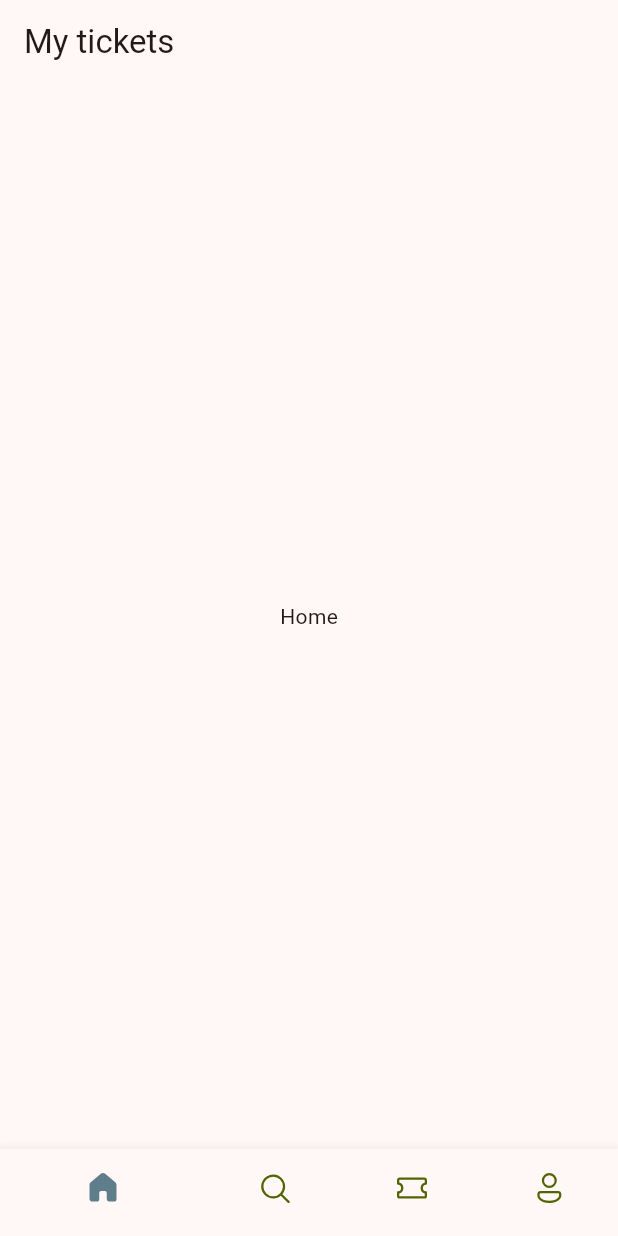
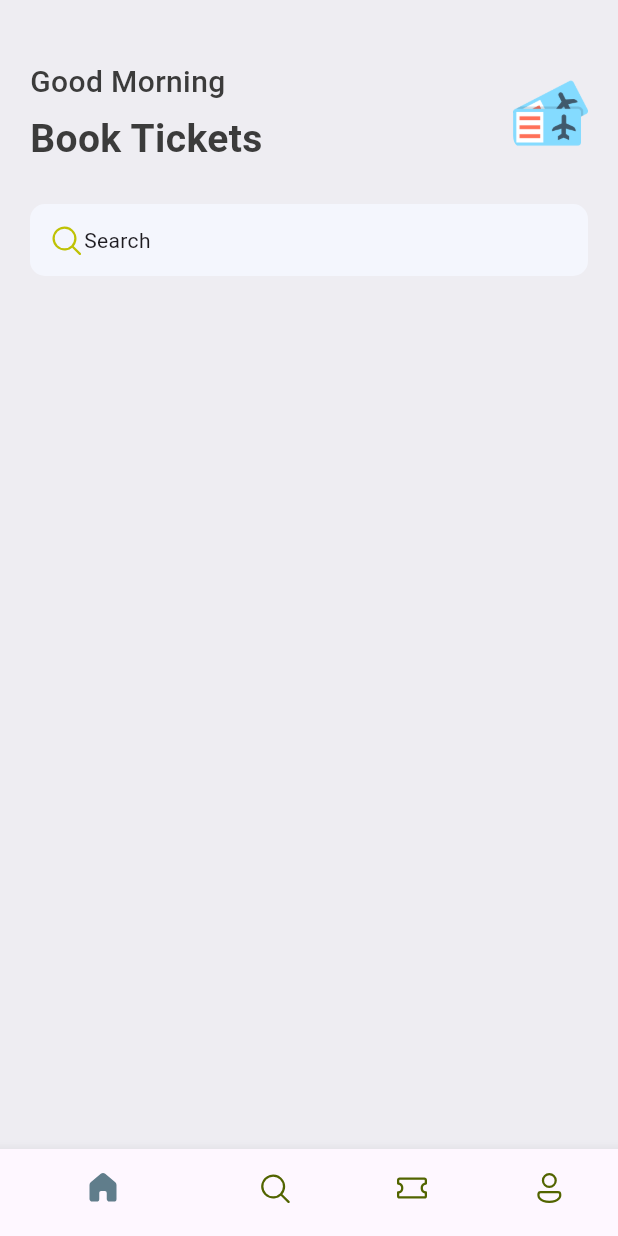
Before and after one commit to hnglmiee/my-ticket-app, a Flutter app: the screen it shows after launch, on a phone screen of 412 x 824 dp. Run offline on Flutter 3.47's test engine with Material 3 defaults, Android fonts, the phone set to English and light mode, and no system bars; our stand-ins replace fluentui_icons.

Commit message:
add assets + theme + finish header

```diff
--- a/lib/base/bottom_nav_bar.dart
+++ b/lib/base/bottom_nav_bar.dart
@@ -1,6 +1,6 @@
 import 'package:fluentui_icons/fluentui_icons.dart';
-import 'package:flutter/cupertino.dart';
 import 'package:flutter/material.dart';
+import 'package:ticket_app/screens/home_screen.dart';
 
 class BottomNavBar extends StatefulWidget {
   const BottomNavBar({super.key});
@@ -13,8 +13,8 @@ class _BottomNavBarState extends State<BottomNavBar> {
   // Add index to navbar bottom
   // List is iterated using index
   final appScreens = [
-    const Center(child: Text("Home")), // Widget
-    const Center(child: Text("Search")),
+    const HomeScreen(), // import home_screen
+    const Center(child: Text("Search")), // Widget
     const Center(child: Text("Ticket")),
     const Center(child: Text("Profile")),
   ];
@@ -24,7 +24,8 @@ class _BottomNavBarState extends State<BottomNavBar> {
 
   // Method to loop through indexes
   void _onItemTapped(int i) {
-    setState(() { // ko set state thì mỗi lần chọn index dưới navbar bottom phải reload lại
+    setState(() {
+      // ko set state thì mỗi lần chọn index dưới navbar bottom phải reload lại
       _selectedIndex = i;
     });
 
@@ -35,11 +36,13 @@ class _BottomNavBarState extends State<BottomNavBar> {
   @override
   Widget build(BuildContext context) {
     return Scaffold(
-      appBar: AppBar(title: const Text("My tickets")),
+      // appBar: AppBar(title: const Text("My tickets")),
       body: appScreens[_selectedIndex],
       bottomNavigationBar: BottomNavigationBar(
-        currentIndex: _selectedIndex, // Nói cho biết là đang chọn cái nào để bold lên khi đc clicked
-        onTap: _onItemTapped, // onClick
+        currentIndex: _selectedIndex,
+        // Nói cho biết là đang chọn cái nào để bold lên khi đc clicked
+        onTap: _onItemTapped,
+        // onClick
         selectedItemColor: Colors.blueGrey,
         unselectedItemColor: const Color(0xFF526400),
         showSelectedLabels: false,
--- /dev/null
+++ b/lib/base/res/media.dart
@@ -0,0 +1,6 @@
+class AppMedia {
+  static const _baseImage = "assets/images";
+
+  // thêm _ thì thành private variable
+  static const logo = '$_baseImage/logo.png';
+}
--- /dev/null
+++ b/lib/base/res/styles/app_styles.dart
@@ -0,0 +1,21 @@
+import 'package:flutter/material.dart';
+
+Color primary = const Color(0xFF687daf);
+
+class AppStyles {
+  static const Color primaryColor = Color(0xFF687daf);
+  static const Color textColor = Color(0xFF3b3b3b);
+  static const Color bgColor = Color(0xFEeeedf2);
+
+  static TextStyle headLineStyle1 = TextStyle(
+    fontSize: 26,
+    fontWeight: FontWeight.bold,
+    color: textColor,
+  );
+
+  static TextStyle headLineStyle3 = TextStyle(
+    fontSize: 20,
+    fontWeight: FontWeight.w500,
+    color: textColor,
+  );
+}
--- a/lib/main.dart
+++ b/lib/main.dart
@@ -2,11 +2,7 @@ import 'package:flutter/material.dart';
 import 'package:ticket_app/base/bottom_nav_bar.dart';
 
 void main() {
-  var myList = [
-    "Flutter",
-    "Java",
-    "Kotlin"
-  ];
+  var myList = ["Flutter", "Java", "Kotlin"];
 
   runApp(const MyApp());
 }
@@ -17,11 +13,9 @@ class MyApp extends StatelessWidget {
   // This widget is the root of your application.
   @override
   Widget build(BuildContext context) {
-    return MaterialApp( // Give ur app a life
-      title: 'Flutter Demo',
-      theme: ThemeData(
-        colorScheme: ColorScheme.fromSeed(seedColor: Colors.pink),
-      ),
+    return MaterialApp(
+      // Give ur app a life
+      debugShowCheckedModeBanner: false,
       home: BottomNavBar(),
     );
   }
--- /dev/null
+++ b/lib/screens/home_screen.dart
@@ -0,0 +1,74 @@
+import 'package:fluentui_icons/fluentui_icons.dart';
+import 'package:flutter/cupertino.dart';
+import 'package:flutter/material.dart';
+import 'package:ticket_app/base/res/media.dart';
+
+import '../base/res/styles/app_styles.dart';
+
+class HomeScreen extends StatelessWidget {
+  const HomeScreen({super.key});
+
+  @override
+  Widget build(BuildContext context) {
+    return Scaffold(
+      backgroundColor: AppStyles.bgColor,
+      body: ListView(
+        children: [
+          const SizedBox(height: 40),
+          // scrollable
+          Container(
+            padding: const EdgeInsets.symmetric(horizontal: 20),
+            child: Column(
+              // Cột lớn chứa 2 rows
+              children: [
+                Row(
+                  mainAxisAlignment: MainAxisAlignment.spaceBetween,
+                  children: [
+                    Column(
+                      crossAxisAlignment: CrossAxisAlignment.start,
+                      children: [
+                        Text("Good Morning", style: AppStyles.headLineStyle3),
+                        const SizedBox(height: 5), // như gap (MUI)
+                        Text("Book Tickets", style: AppStyles.headLineStyle1),
+                      ],
+                    ),
+                    Container(
+                      width: 50,
+                      height: 50,
+                      decoration: BoxDecoration(
+                        borderRadius: BorderRadius.circular(10),
+                        image: DecorationImage(
+                          image: AssetImage(AppMedia.logo),
+                        ),
+                      ),
+                    ),
+                  ],
+                ),
+                const SizedBox(height: 25),
+                Container(
+                  padding: const EdgeInsets.symmetric(
+                    horizontal: 12,
+                    vertical: 12,
+                  ),
+                  decoration: BoxDecoration(
+                    borderRadius: BorderRadius.circular(10),
+                    color: const Color(0xFFF4F6FD),
+                  ),
+                  child: const Row(
+                    children: const [
+                      Icon(
+                        FluentSystemIcons.ic_fluent_search_regular,
+                        color: Color(0xFFBFC205),
+                      ),
+                      Text("Search"),
+                    ],
+                  ),
+                ),
+              ],
+            ),
+          ),
+        ],
+      ),
+    );
+  }
+}
```
Also changed, not shown: pubspec.yaml (+4 -4 lines), assets/images/logo.png (added).
